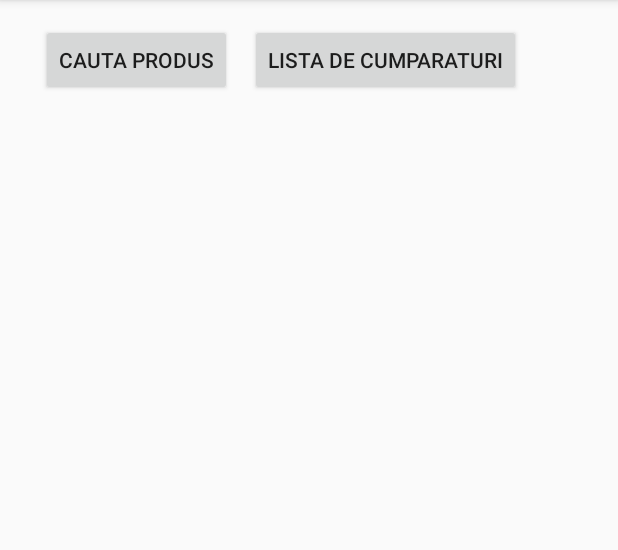
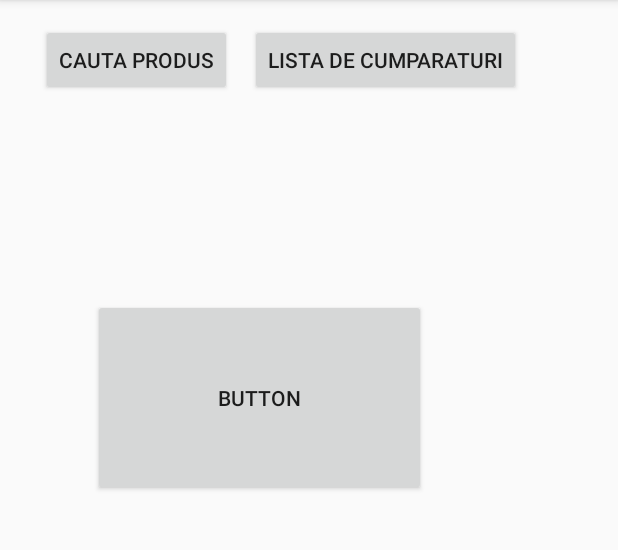
Before and after one commit to Sckipper/ShopMapp, an Android app: the screen it shows after launch (MainActivity), on a phone screen of 412 x 824 dp, the part 84-634 px from its top. Run offline under Robolectric (Android 15) with nearby library versions, the phone set to English and light mode, and no system bars; our stand-ins replace Volley.

Commit message:
test GenerareImagine

```diff
--- a/app/src/main/java/sz/shopmapp/MainActivity.java
+++ b/app/src/main/java/sz/shopmapp/MainActivity.java
@@ -23,5 +23,14 @@ public class MainActivity extends AppCompatActivity {
                 startActivityForResult(myIntent, 0);
             }
         });
+
+        Button btnTest = (Button) findViewById(R.id.button3);
+        btnTest.setOnClickListener(new View.OnClickListener(){
+            @Override
+            public void onClick(View view) {
+                Intent myIntent = new Intent(view.getContext(), GenerareImagine.class);
+                startActivityForResult(myIntent, 0);
+            }
+        });
     }
 }
--- a/app/src/main/res/layout/activity_main.xml
+++ b/app/src/main/res/layout/activity_main.xml
@@ -25,4 +25,14 @@
         android:text="@string/btn_lista"
         app:layout_constraintLeft_toRightOf="@+id/button"
         app:layout_constraintTop_toTopOf="parent" />
+
+    <Button
+        android:id="@+id/button3"
+        android:layout_width="222dp"
+        android:layout_height="131dp"
+        android:text="Button"
+        android:layout_marginTop="135dp"
+        app:layout_constraintTop_toBottomOf="@+id/button"
+        android:layout_marginLeft="62dp"
+        app:layout_constraintLeft_toLeftOf="parent" />
 </android.support.constraint.ConstraintLayout>
--- a/app/src/main/res/layout/product_details.xml
+++ b/app/src/main/res/layout/product_details.xml
@@ -20,4 +20,10 @@
         android:layout_width="match_parent"
         android:layout_height="wrap_content"
         android:text="TextView" />
+
+    <Button
+        android:id="@+id/btn_addShopList"
+        android:layout_width="match_parent"
+        android:layout_height="wrap_content"
+        android:text="@string/btn_adauga_in_lista" />
 </LinearLayout>
--- a/app/src/main/res/values/strings.xml
+++ b/app/src/main/res/values/strings.xml
@@ -3,4 +3,5 @@
     <string name="btn_cauta">Cauta produs</string>
     <string name="btn_lista">Lista de cumparaturi</string>
     <string name="tv_cauta_produs">Denumire produs</string>
+    <string name="btn_adauga_in_lista">Adauga in lista de cumparaturi</string>
 </resources>
--- a/build.gradle
+++ b/build.gradle
@@ -5,7 +5,7 @@ buildscript {
         jcenter()
     }
     dependencies {
-        classpath 'com.android.tools.build:gradle:2.3.0'
+        classpath 'com.android.tools.build:gradle:2.3.1'
 
         // NOTE: Do not place your application dependencies here; they belong
         // in the individual module build.gradle files
```
Also changed, not shown: app/src/main/AndroidManifest.xml (+7 -6 lines), app/src/main/java/sz/shopmapp/GenerareImagine.java (added, +15 -0 lines), app/src/main/java/sz/shopmapp/ProductDetailsActivity.java (+13 -0 lines), app/src/main/res/layout/activity_generare_imagine.xml (added, +9 -0 lines).
